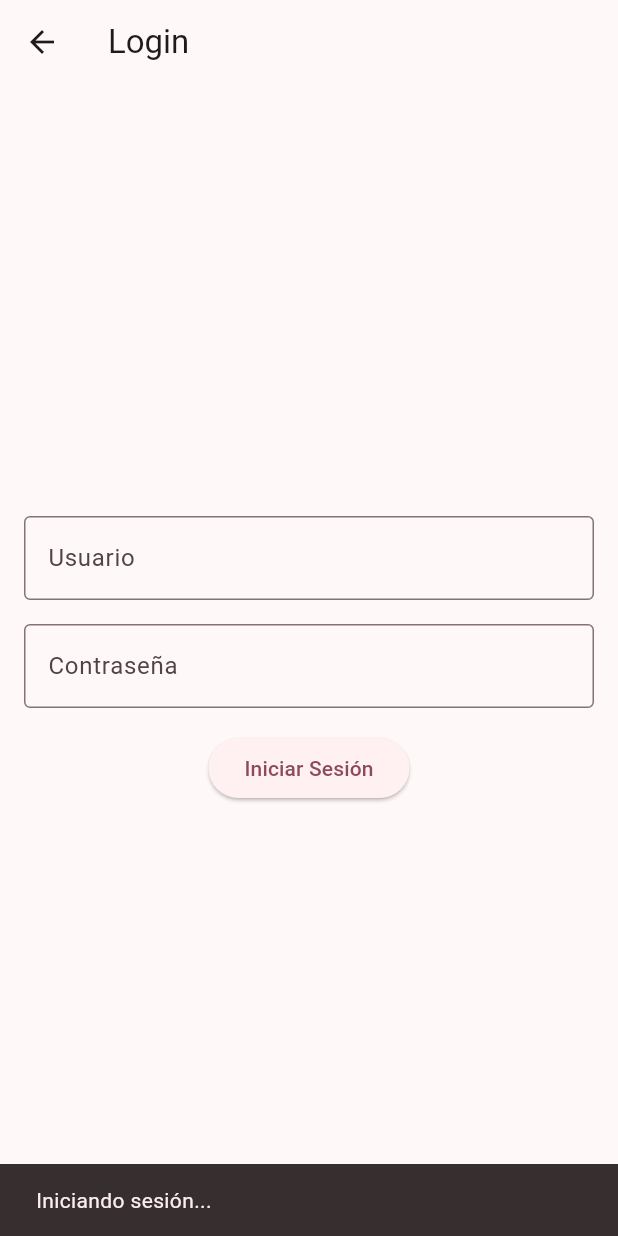
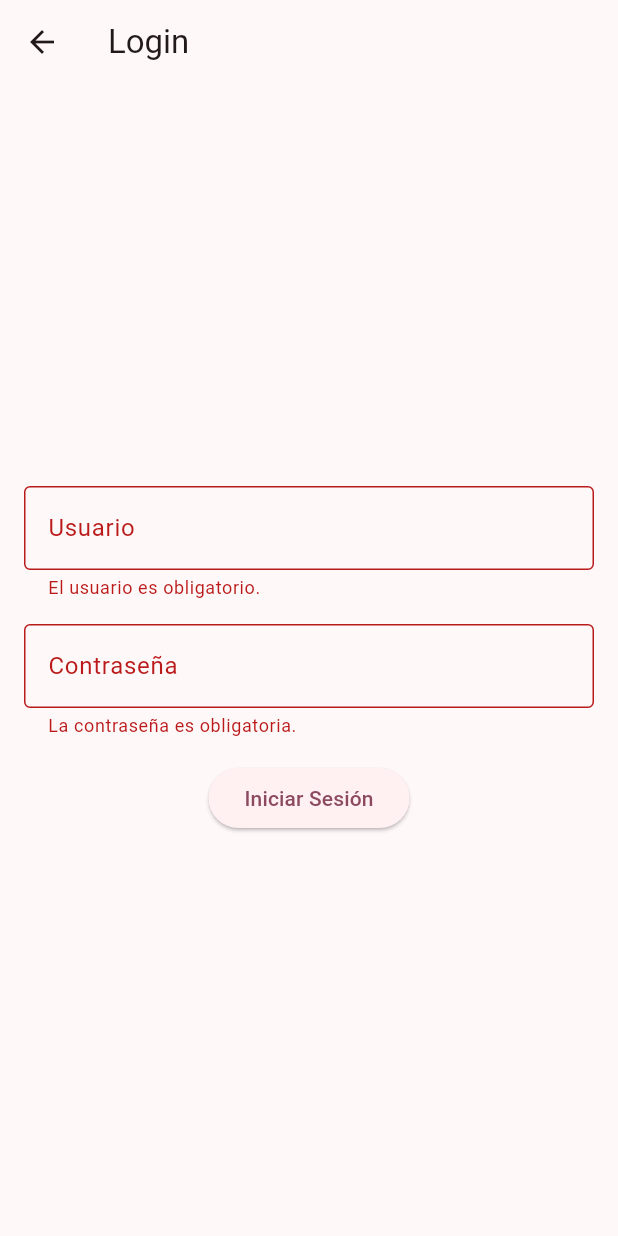
Before and after one commit to martin3093/manazco, a Flutter app: the LoginScreen screen opened directly, after a tap on "Iniciar Sesión", on a phone screen of 412 x 824 dp. Run offline on Flutter 3.47's test engine with Material 3 defaults, Android fonts, the phone set to English and light mode, and no system bars.

Commit message:
se agrega validaciones a  servicios y views

```diff
--- /dev/null
+++ b/lib/api/service/auth_service.dart
@@ -0,0 +1,35 @@
+import 'dart:async';
+
+class MockAuthService {
+  Future<bool> login(String username, String password) async {
+    // Verifica que las credenciales no sean nulas ni vacías
+    if (username.isEmpty || password.isEmpty) {
+      print('Error: Usuario o contraseña vacíos.');
+      return false;
+    }
+
+    // Simula un retraso para imitar una llamada a un servicio real
+    await Future.delayed(Duration(seconds: 1));
+
+    // Imprime las credenciales en la consola
+    print('Intentando iniciar sesión con:');
+    print('Usuario: $username');
+    print('Contraseña: $password');
+
+    // Retorna true para simular un login exitoso
+    return true;
+  }
+}
+
+void main() async {
+  final authService = MockAuthService();
+
+  // Simula un login
+  final success = await authService.login('usuario_prueba', 'contrasena123');
+
+  if (success) {
+    print('Inicio de sesión exitoso.');
+  } else {
+    print('Error en el inicio de sesión.');
+  }
+}
--- a/lib/login_screen.dart
+++ /dev/null
@@ -1,46 +0,0 @@
-import 'package:flutter/material.dart';
-
-class LoginScreen extends StatelessWidget {
-  const LoginScreen({super.key});
-
-  @override
-  Widget build(BuildContext context) {
-    return Scaffold(
-      appBar: AppBar(
-        title: const Text('Login'),
-      ),
-      body: Padding(
-        padding: const EdgeInsets.all(16.0),
-        child: Column(
-          mainAxisAlignment: MainAxisAlignment.center,
-          children: [
-            TextField(
-              decoration: const InputDecoration(
-                labelText: 'Usuario',
-                border: OutlineInputBorder(),
-              ),
-            ),
-            const SizedBox(height: 16),
-            TextField(
-              decoration: const InputDecoration(
-                labelText: 'Contraseña',
-                border: OutlineInputBorder(),
-              ),
-              obscureText: true,
-            ),
-            const SizedBox(height: 16),
-            ElevatedButton(
-              onPressed: () {
-                // Aquí puedes manejar el inicio de sesión
-                ScaffoldMessenger.of(context).showSnackBar(
-                  const SnackBar(content: Text('Iniciando sesión...')),
-                );
-              },
-              child: const Text('Iniciar Sesión'),
-            ),
-          ],
-        ),
-      ),
-    );
-  }
-}
--- /dev/null
+++ b/lib/views/login_screen.dart
@@ -0,0 +1,100 @@
+import 'package:flutter/material.dart';
+import 'package:manazco/api/service/auth_service.dart';
+
+class LoginScreen extends StatefulWidget {
+  const LoginScreen({super.key});
+
+  @override
+  State<LoginScreen> createState() => _LoginScreenState();
+}
+
+class _LoginScreenState extends State<LoginScreen> {
+  final TextEditingController _usernameController = TextEditingController();
+  final TextEditingController _passwordController = TextEditingController();
+  final MockAuthService _authService = MockAuthService();
+  final _formKey = GlobalKey<FormState>();
+
+  void _login() async {
+    if (!_formKey.currentState!.validate()) {
+      // Si el formulario no es válido, no continúa
+      return;
+    }
+
+    final username = _usernameController.text.trim();
+    final password = _passwordController.text.trim();
+
+    ScaffoldMessenger.of(
+      context,
+    ).showSnackBar(const SnackBar(content: Text('Iniciando sesión...')));
+
+    final success = await _authService.login(username, password);
+
+    if (success) {
+      ScaffoldMessenger.of(context).showSnackBar(
+        const SnackBar(content: Text('Inicio de sesión exitoso.')),
+      );
+    } else {
+      ScaffoldMessenger.of(context).showSnackBar(
+        const SnackBar(content: Text('Error en el inicio de sesión.')),
+      );
+    }
+  }
+
+  @override
+  Widget build(BuildContext context) {
+    return Scaffold(
+      appBar: AppBar(title: const Text('Login')),
+      body: Padding(
+        padding: const EdgeInsets.all(16.0),
+        child: Form(
+          key: _formKey,
+          child: Column(
+            mainAxisAlignment: MainAxisAlignment.center,
+            children: [
+              TextFormField(
+                controller: _usernameController,
+                decoration: const InputDecoration(
+                  labelText: 'Usuario',
+                  border: OutlineInputBorder(),
+                ),
+                validator: (value) {
+                  if (value == null || value.trim().isEmpty) {
+                    return 'El usuario es obligatorio.';
+                  }
+                  return null;
+                },
+              ),
+              const SizedBox(height: 16),
+              TextFormField(
+                controller: _passwordController,
+                decoration: const InputDecoration(
+                  labelText: 'Contraseña',
+                  border: OutlineInputBorder(),
+                ),
+                obscureText: true,
+                validator: (value) {
+                  if (value == null || value.trim().isEmpty) {
+                    return 'La contraseña es obligatoria.';
+                  }
+                  return null;
+                },
+              ),
+              const SizedBox(height: 16),
+              ElevatedButton(
+                onPressed: _login,
+                child: const Text('Iniciar Sesión'),
+              ),
+            ],
+          ),
+        ),
+      ),
+    );
+  }
+
+  @override
+  void dispose() {
+    _usernameController.dispose();
+    _passwordController.dispose();
+    super.dispose();
+  }
+}
```
Also changed, not shown: lib/views/main.dart (renamed from lib/main.dart, +5 -2 lines), 1 other file.
